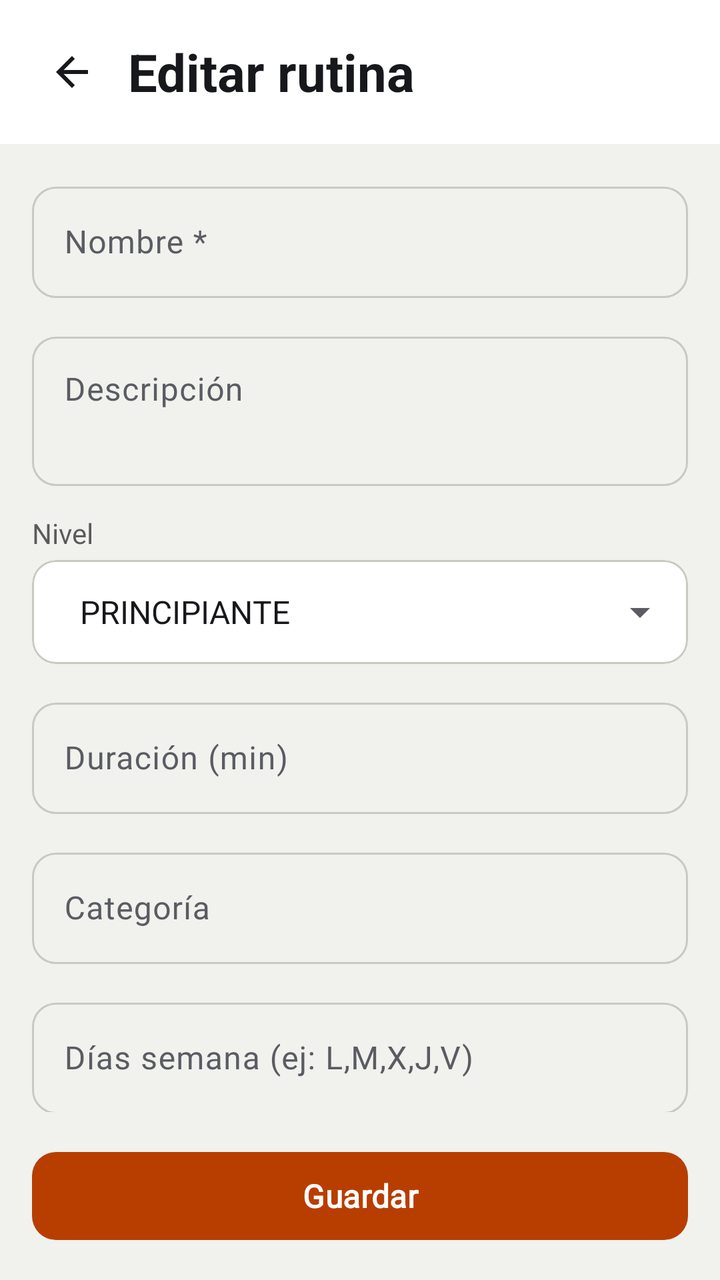
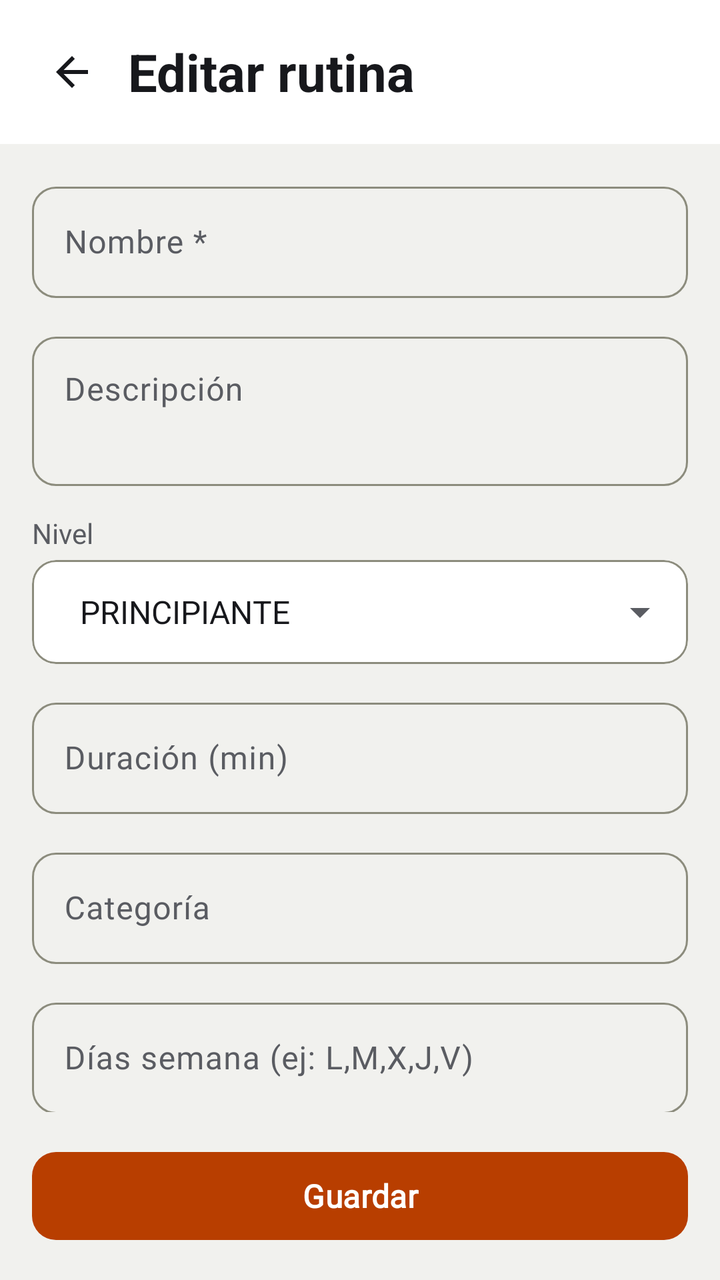

The first picture is an Android layout as it rendered before a commit; the second is the same layout after the commit. The layout source and the unified diff follow.
<!-- AndroidManifest.xml: application theme Theme.GymProFit -->
<!-- res/layout/activity_editar_rutina_admin.xml -->
<?xml version="1.0" encoding="utf-8"?>
<LinearLayout xmlns:android="http://schemas.android.com/apk/res/android"
    xmlns:app="http://schemas.android.com/apk/res-auto"
    android:layout_width="match_parent"
    android:layout_height="match_parent"
    android:orientation="vertical"
    android:background="?attr/android:colorBackground">

    
    <LinearLayout
        android:layout_width="match_parent"
        android:layout_height="wrap_content"
        android:orientation="horizontal"
        android:gravity="center_vertical"
        android:padding="16dp"
        android:paddingBottom="12dp"
        android:background="?attr/colorSurface">

        <ImageView
            android:id="@+id/btnBack"
            android:layout_width="40dp"
            android:layout_height="40dp"
            android:src="@drawable/ic_arrow_back"
            android:padding="8dp"
            android:background="?attr/selectableItemBackgroundBorderless"
            android:clickable="true"
            android:focusable="true"
            android:contentDescription="@null" />

        <TextView
            android:layout_width="0dp"
            android:layout_height="wrap_content"
            android:layout_weight="1"
            android:layout_marginStart="8dp"
            android:text="@string/admin_editar_rutina_titulo"
            android:textSize="@dimen/text_headline"
            android:textStyle="bold"
            android:textColor="?attr/colorOnSurface" />

    </LinearLayout>

    <androidx.core.widget.NestedScrollView
        android:layout_width="match_parent"
        android:layout_height="0dp"
        android:layout_weight="1">

        <LinearLayout
            android:layout_width="match_parent"
            android:layout_height="wrap_content"
            android:orientation="vertical"
            android:padding="16dp">

            
            <com.google.android.material.textfield.TextInputLayout
                android:layout_width="match_parent"
                android:layout_height="wrap_content"
                android:layout_marginBottom="14dp"
                android:hint="@string/admin_campo_nombre"
                style="@style/Widget.Material3.TextInputLayout.OutlinedBox"
                app:boxCornerRadiusTopStart="12dp"
                app:boxCornerRadiusTopEnd="12dp"
                app:boxCornerRadiusBottomStart="12dp"
                app:boxCornerRadiusBottomEnd="12dp">

                <com.google.android.material.textfield.TextInputEditText
                    android:id="@+id/etNombre"
                    android:layout_width="match_parent"
                    android:layout_height="wrap_content"
                    android:inputType="textCapSentences" />

            </com.google.android.material.textfield.TextInputLayout>

            
            <com.google.android.material.textfield.TextInputLayout
                android:layout_width="match_parent"
                android:layout_height="wrap_content"
                android:layout_marginBottom="14dp"
                android:hint="@string/admin_campo_descripcion"
                style="@style/Widget.Material3.TextInputLayout.OutlinedBox"
                app:boxCornerRadiusTopStart="12dp"
                app:boxCornerRadiusTopEnd="12dp"
                app:boxCornerRadiusBottomStart="12dp"
                app:boxCornerRadiusBottomEnd="12dp">

                <com.google.android.material.textfield.TextInputEditText
                    android:id="@+id/etDescripcion"
                    android:layout_width="match_parent"
                    android:layout_height="wrap_content"
                    android:inputType="textMultiLine|textCapSentences"
                    android:minLines="2"
                    android:gravity="top" />

            </com.google.android.material.textfield.TextInputLayout>

            
            
            <TextView
                android:layout_width="wrap_content"
                android:layout_height="wrap_content"
                android:text="@string/admin_campo_nivel"
                android:textSize="@dimen/text_label"
                android:textColor="?attr/colorOnSurface"
                android:alpha="0.7"
                android:layout_marginBottom="4dp" />

            <com.google.android.material.card.MaterialCardView
                android:layout_width="match_parent"
                android:layout_height="wrap_content"
                android:layout_marginBottom="14dp"
                app:cardCornerRadius="12dp"
                app:cardElevation="0dp"
                app:cardBackgroundColor="?attr/colorSurface"
                app:strokeWidth="1dp"
                app:strokeColor="?attr/colorOutlineVariant">

                <Spinner
                    android:id="@+id/spNivel"
                    android:layout_width="match_parent"
                    android:layout_height="52dp"
                    android:paddingStart="16dp"
                    android:paddingEnd="16dp"
                    android:entries="@array/niveles" />

            </com.google.android.material.card.MaterialCardView>

            
            <com.google.android.material.textfield.TextInputLayout
                android:layout_width="match_parent"
                android:layout_height="wrap_content"
                android:layout_marginBottom="14dp"
                android:hint="@string/admin_campo_duracion"
                style="@style/Widget.Material3.TextInputLayout.OutlinedBox"
                app:boxCornerRadiusTopStart="12dp"
                app:boxCornerRadiusTopEnd="12dp"
                app:boxCornerRadiusBottomStart="12dp"
                app:boxCornerRadiusBottomEnd="12dp">

                <com.google.android.material.textfield.TextInputEditText
                    android:id="@+id/etDuracion"
                    android:layout_width="match_parent"
                    android:layout_height="wrap_content"
                    android:inputType="number" />

            </com.google.android.material.textfield.TextInputLayout>

            

            
            <com.google.android.material.textfield.TextInputLayout
                android:layout_width="match_parent"
                android:layout_height="wrap_content"
                android:layout_marginBottom="14dp"
                android:hint="@string/admin_campo_categoria"
                style="@style/Widget.Material3.TextInputLayout.OutlinedBox"
                app:boxCornerRadiusTopStart="12dp"
                app:boxCornerRadiusTopEnd="12dp"
                app:boxCornerRadiusBottomStart="12dp"
                app:boxCornerRadiusBottomEnd="12dp">

                <com.google.android.material.textfield.TextInputEditText
                    android:id="@+id/etCategoria"
                    android:layout_width="match_parent"
                    android:layout_height="wrap_content"
                    android:inputType="textCapSentences" />

            </com.google.android.material.textfield.TextInputLayout>

            
            <com.google.android.material.textfield.TextInputLayout
                android:layout_width="match_parent"
                android:layout_height="wrap_content"
                android:layout_marginBottom="24dp"
                android:hint="@string/admin_campo_dias_semana"
                style="@style/Widget.Material3.TextInputLayout.OutlinedBox"
                app:boxCornerRadiusTopStart="12dp"
                app:boxCornerRadiusTopEnd="12dp"
                app:boxCornerRadiusBottomStart="12dp"
                app:boxCornerRadiusBottomEnd="12dp">

                <com.google.android.material.textfield.TextInputEditText
                    android:id="@+id/etDiasSemana"
                    android:layout_width="match_parent"
                    android:layout_height="wrap_content"
                    android:inputType="text" />

            </com.google.android.material.textfield.TextInputLayout>

        </LinearLayout>

    </androidx.core.widget.NestedScrollView>

    
    <com.google.android.material.button.MaterialButton
        android:id="@+id/btnGuardar"
        android:layout_width="match_parent"
        android:layout_height="52dp"
        android:layout_margin="16dp"
        android:text="@string/admin_guardar"
        app:cornerRadius="12dp" />

</LinearLayout>
<!-- resources referenced by this layout -->
<resources>
  <dimen name="text_headline">26sp</dimen>
  <dimen name="text_label">14sp</dimen>
  <style name="Theme.GymProFit" parent="Theme.Material3.DayNight.NoActionBar">
          
          <item name="colorPrimary">@color/gp_primary</item>
          <item name="colorOnPrimary">@color/gp_on_primary</item>
          <item name="colorPrimaryContainer">@color/gp_primary_container</item>
          <item name="colorOnPrimaryContainer">@color/gp_on_primary_container</item>
          <item name="colorSecondary">@color/gp_gold</item>
          <item name="colorSurface">@color/gp_surface</item>
          <item name="colorOnSurface">@color/gp_on_surface</item>
          <item name="colorSurfaceVariant">@color/gp_surface_2</item>
          <item name="colorOnSurfaceVariant">@color/gp_text_secondary</item>
          <item name="colorOutline">@color/gp_stroke</item>
          <item name="colorOutlineVariant">@color/gp_stroke</item>
          <item name="colorError">@color/gp_error</item>
          <item name="android:colorBackground">@color/gp_background</item>
          <item name="android:windowBackground">@color/gp_background</item>
          <item name="android:textColorPrimary">@color/gp_on_surface</item>
          <item name="android:textColorSecondary">@color/gp_text_secondary</item>
  
          
          <item name="android:statusBarColor">@color/gp_background</item>
          <item name="android:navigationBarColor">@color/gp_background</item>
          <item name="android:windowLightStatusBar">true</item>
  
          
          <item name="android:windowAnimationStyle">@style/GymProFit.WindowAnimation</item>
  
          
          <item name="materialCardViewStyle">@style/Widget.GymProFit.Card</item>
          <item name="materialButtonStyle">@style/Widget.GymProFit.Button</item>
          <item name="chipStyle">@style/Widget.GymProFit.Chip</item>
          <item name="bottomNavigationStyle">@style/Widget.GymProFit.BottomNavigationView</item>
          <item name="floatingActionButtonStyle">@style/Widget.GymProFit.Fab</item>
          <item name="materialAlertDialogTheme">@style/ThemeOverlay.GymProFit.Dialog</item>
          <item name="popupMenuStyle">@style/Widget.GymProFit.PopupMenu</item>
          <item name="android:popupMenuStyle">@style/Widget.GymProFit.PopupMenu</item>
          <item name="snackbarStyle">@style/Widget.GymProFit.Snackbar</item>
  
          
          
          <item name="textAppearanceDisplayLarge">@style/Font.GymProFit.DisplayLarge</item>
          <item name="textAppearanceDisplayMedium">@style/Font.GymProFit.DisplayMedium</item>
          <item name="textAppearanceDisplaySmall">@style/Font.GymProFit.DisplaySmall</item>
          <item name="textAppearanceHeadlineLarge">@style/Font.GymProFit.HeadlineLarge</item>
          <item name="textAppearanceHeadlineMedium">@style/Font.GymProFit.HeadlineMedium</item>
          <item name="textAppearanceHeadlineSmall">@style/Font.GymProFit.HeadlineSmall</item>
          <item name="textAppearanceTitleLarge">@style/Font.GymProFit.TitleLarge</item>
          <item name="textAppearanceTitleMedium">@style/Font.GymProFit.TitleMedium</item>
          <item name="textAppearanceTitleSmall">@style/Font.GymProFit.TitleSmall</item>
          <item name="textAppearanceBodyLarge">@style/Font.GymProFit.BodyLarge</item>
          <item name="textAppearanceBodyMedium">@style/Font.GymProFit.BodyMedium</item>
          <item name="textAppearanceBodySmall">@style/Font.GymProFit.BodySmall</item>
          <item name="textAppearanceLabelLarge">@style/Font.GymProFit.LabelLarge</item>
          <item name="textAppearanceLabelMedium">@style/Font.GymProFit.LabelMedium</item>
          <item name="textAppearanceLabelSmall">@style/Font.GymProFit.LabelSmall</item>
      </style>
  <color name="gp_primary">#B83E00</color>
  <color name="gp_gold">#B58A2A</color>
  <color name="gp_surface">#FFFFFF</color>
  <color name="gp_surface_2">#E8E8E3</color>
  <color name="gp_stroke">#C9C9C2</color>
  <color name="gp_error">#C62828</color>
  <!-- unchanged entries left out for length: 42 -->
</resources>

<!-- the commit's change to res/layout/activity_editar_rutina_admin.xml (unified diff, before → after) -->
@@ -99,8 +99,7 @@
                 android:layout_height="wrap_content"
                 android:text="@string/admin_campo_nivel"
                 android:textSize="@dimen/text_label"
-                android:textColor="?attr/colorOnSurface"
-                android:alpha="0.7"
+                android:textColor="?attr/colorOnSurfaceVariant"
                 android:layout_marginBottom="4dp" />
 
             <com.google.android.material.card.MaterialCardView
@@ -111,7 +110,7 @@
                 app:cardElevation="0dp"
                 app:cardBackgroundColor="?attr/colorSurface"
                 app:strokeWidth="1dp"
-                app:strokeColor="?attr/colorOutlineVariant">
+                app:strokeColor="?attr/colorOutline">
 
                 <Spinner
                     android:id="@+id/spNivel"
<!-- resource entries referenced after the edit -->
@@ -14,7 +14,7 @@
           <item name="colorSurfaceVariant">@color/gp_surface_2</item>
           <item name="colorOnSurfaceVariant">@color/gp_text_secondary</item>
           <item name="colorOutline">@color/gp_stroke</item>
-          <item name="colorOutlineVariant">@color/gp_stroke</item>
+          <item name="colorOutlineVariant">@color/gp_divider</item>
           <item name="colorError">@color/gp_error</item>
           <item name="android:colorBackground">@color/gp_background</item>
           <item name="android:windowBackground">@color/gp_background</item>
@@ -59,10 +59,11 @@
           <item name="textAppearanceLabelSmall">@style/Font.GymProFit.LabelSmall</item>
       </style>
   <color name="gp_primary">#B83E00</color>
-  <color name="gp_gold">#B58A2A</color>
+  <color name="gp_gold">#AE8528</color>
   <color name="gp_surface">#FFFFFF</color>
   <color name="gp_surface_2">#E8E8E3</color>
-  <color name="gp_stroke">#C9C9C2</color>
+  <color name="gp_stroke">#8C8C7D</color>
+  <color name="gp_divider">#C9C9C2</color>
   <color name="gp_error">#C62828</color>
   <!-- unchanged entries left out for length: 42 -->
 </resources>
